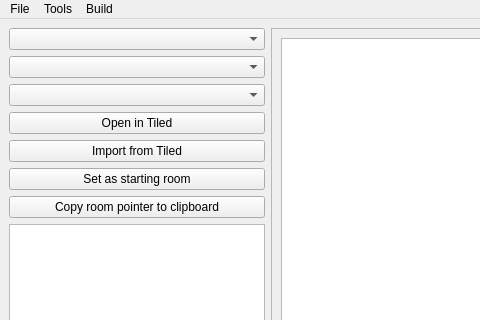
First picture: the form in dsvedit/main.ui, repository LagoLunatic/DSVEdit, before the edit; both pictures show x 0 to 480 and y 0 to 320 of the 800 by 600 pixel window.
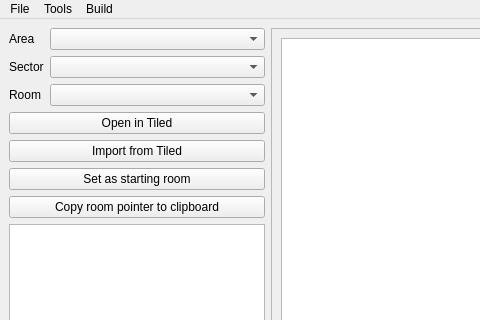
Second picture: the form after the edit. Icons and pictures are not drawn.

Commit message: Add labels for area/sector/room dropdowns

The edit to the form file:
```diff
--- a/dsvedit/main.ui
+++ b/dsvedit/main.ui
@@ -22,6 +22,29 @@
     <item>
      <layout class="QVBoxLayout" name="verticalLayout">
       <item>
+       <layout class="QFormLayout" name="formLayout">
+        <item row="0" column="0">
+         <widget class="QLabel" name="label">
+          <property name="text">
+           <string>Area</string>
+          </property>
+         </widget>
+        </item>
+        <item row="1" column="0">
+         <widget class="QLabel" name="label_2">
+          <property name="text">
+           <string>Sector</string>
+          </property>
+         </widget>
+        </item>
+        <item row="2" column="0">
+         <widget class="QLabel" name="label_3">
+          <property name="text">
+           <string>Room</string>
+          </property>
+         </widget>
+        </item>
+        <item row="0" column="1">
        <widget class="QComboBox" name="area">
         <property name="minimumSize">
          <size>
@@ -31,7 +54,7 @@
         </property>
        </widget>
       </item>
-      <item>
+        <item row="1" column="1">
        <widget class="QComboBox" name="sector">
         <property name="minimumSize">
          <size>
@@ -41,7 +64,7 @@
         </property>
        </widget>
       </item>
-      <item>
+        <item row="2" column="1">
        <widget class="QComboBox" name="room">
         <property name="minimumSize">
          <size>
@@ -50,6 +73,8 @@
          </size>
         </property>
        </widget>
+        </item>
+       </layout>
       </item>
       <item>
        <widget class="QPushButton" name="tiled_export">
```
Lines whose indentation alone changed are shown as unchanged.
